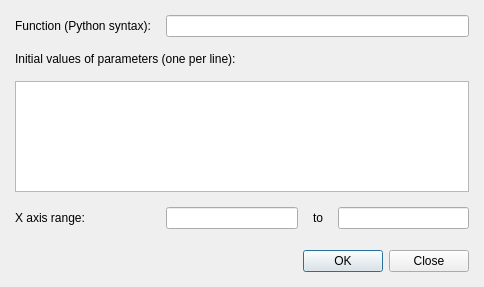
First picture: the form in lib/nicos/gui/panels/fit_arby.ui, repository mlz-ictrl/nicos, before the edit.
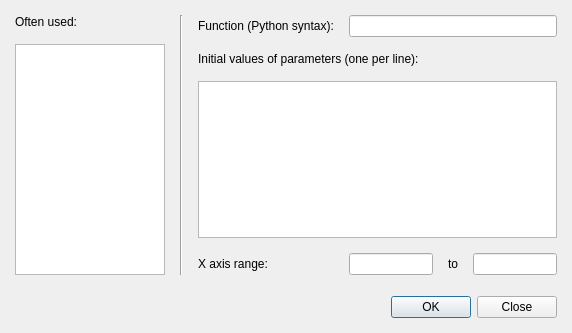
Second picture: the form after the edit.

Commit message: Add often used arby fit functions.

```diff
--- a/lib/nicos/gui/panels/fit_arby.ui
+++ b/lib/nicos/gui/panels/fit_arby.ui
@@ -6,8 +6,8 @@
    <rect>
     <x>0</x>
     <y>0</y>
-    <width>484</width>
-    <height>287</height>
+    <width>572</width>
+    <height>333</height>
    </rect>
   </property>
   <property name="windowTitle">
@@ -19,50 +19,84 @@
      <property name="bottomMargin">
       <number>6</number>
      </property>
-     <item row="0" column="0">
+     <item row="1" column="2">
       <widget class="QLabel" name="label">
        <property name="text">
         <string>Function (Python syntax):</string>
        </property>
       </widget>
      </item>
-     <item row="1" column="0" colspan="4">
+     <item row="2" column="2" colspan="4">
       <widget class="QLabel" name="label_2">
        <property name="text">
         <string>Initial values of parameters (one per line):</string>
        </property>
       </widget>
      </item>
-     <item row="3" column="0">
+     <item row="4" column="2">
       <widget class="QLabel" name="label_4">
        <property name="text">
         <string>X axis range:</string>
        </property>
       </widget>
      </item>
-     <item row="3" column="3">
+     <item row="4" column="5">
       <widget class="QLineEdit" name="xto">
        <property name="text">
         <string/>
        </property>
       </widget>
      </item>
-     <item row="0" column="1" colspan="3">
+     <item row="1" column="3" colspan="3">
       <widget class="QLineEdit" name="function"/>
      </item>
-     <item row="2" column="0" colspan="4">
+     <item row="3" column="2" colspan="4">
       <widget class="QTextEdit" name="fitparams"/>
      </item>
-     <item row="3" column="1">
+     <item row="4" column="3">
       <widget class="QLineEdit" name="xfrom"/>
      </item>
-     <item row="3" column="2">
+     <item row="4" column="4">
       <widget class="QLabel" name="label_5">
        <property name="text">
         <string>to</string>
        </property>
       </widget>
      </item>
+     <item row="1" column="0" rowspan="4">
+      <layout class="QVBoxLayout" name="verticalLayout_2">
+       <item>
+        <widget class="QLabel" name="label_3">
+         <property name="text">
+          <string>Often used:</string>
+         </property>
+        </widget>
+       </item>
+       <item>
+        <widget class="QListWidget" name="oftenUsed">
+         <property name="sizePolicy">
+          <sizepolicy hsizetype="Ignored" vsizetype="Expanding">
+           <horstretch>0</horstretch>
+           <verstretch>0</verstretch>
+          </sizepolicy>
+         </property>
+         <property name="minimumSize">
+          <size>
+           <width>150</width>
+           <height>0</height>
+          </size>
+         </property>
+        </widget>
+       </item>
+      </layout>
+     </item>
+     <item row="1" column="1" rowspan="4">
+      <widget class="Line" name="line">
+       <property name="orientation">
+        <enum>Qt::Vertical</enum>
+       </property>
+      </widget>
+     </item>
     </layout>
    </item>
    <item>
```
The commit also changes 1 other file.
